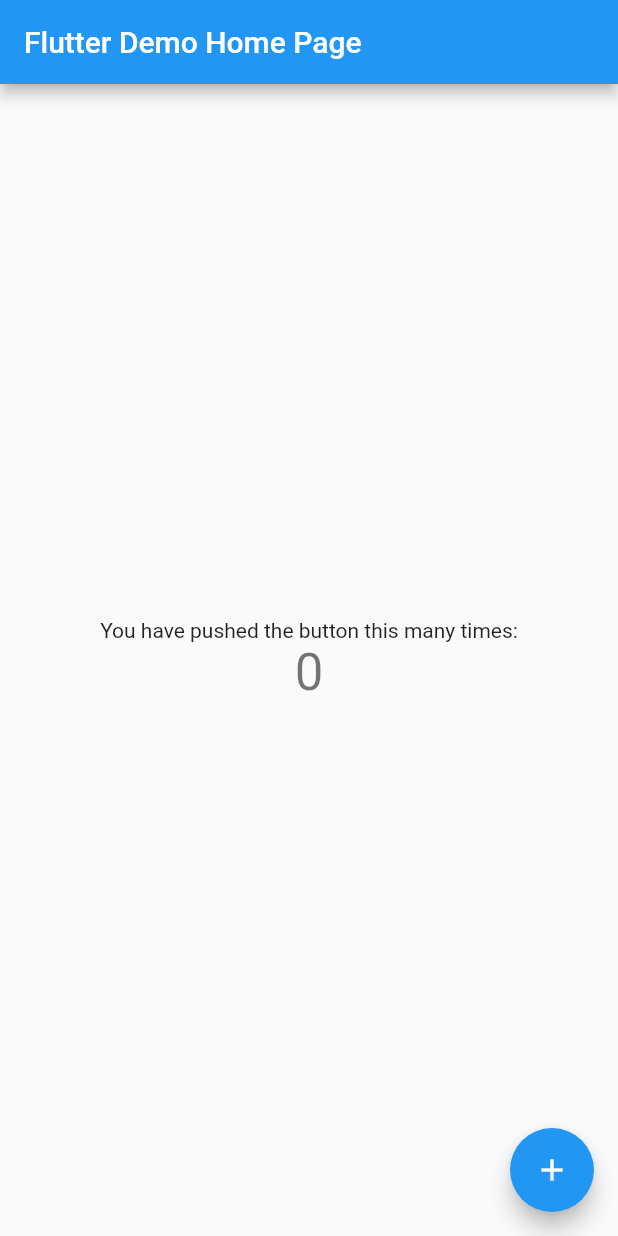
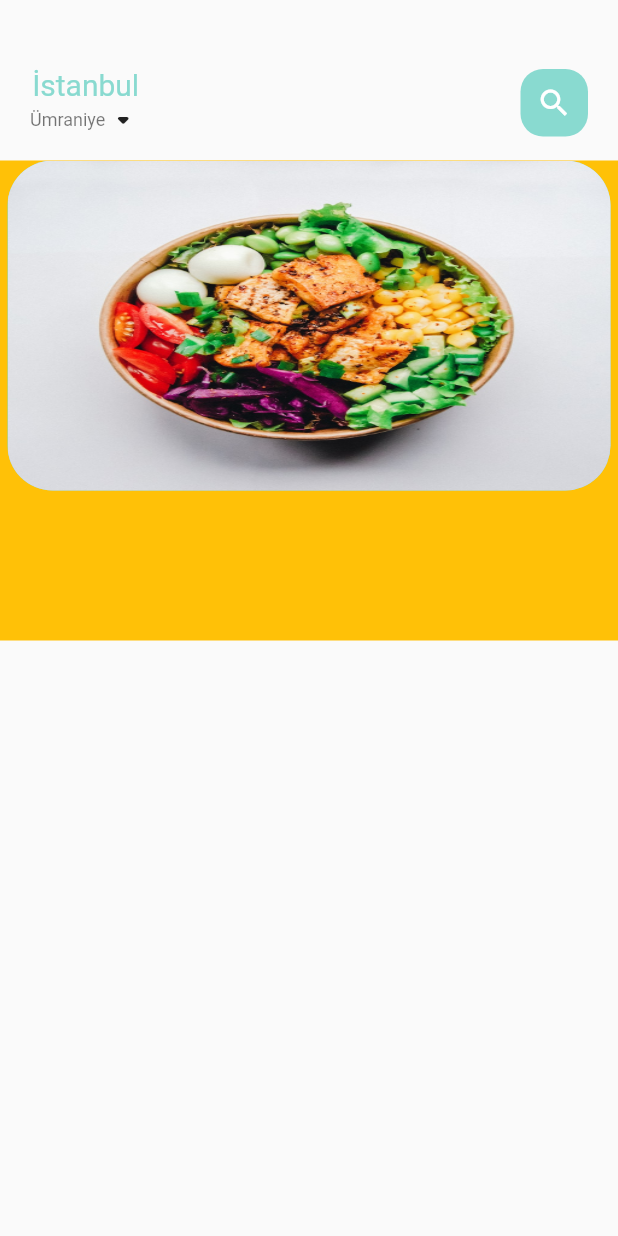
Before and after one commit to yvzmtl/food_delivery, a Flutter app: the screen it shows after launch, on a phone screen of 412 x 824 dp. Run offline on Flutter 3.47's test engine with Material 2 defaults, Android fonts, the light colour scheme and no system bars.

Commit message:
HomePage

```diff
--- /dev/null
+++ b/lib/home/food_page_body.dart
@@ -0,0 +1,42 @@
+import 'package:flutter/material.dart';
+import 'package:flutter/src/widgets/framework.dart';
+import 'package:flutter/src/widgets/placeholder.dart';
+
+class FoodPageBody extends StatefulWidget {
+  const FoodPageBody({super.key});
+
+  @override
+  State<FoodPageBody> createState() => _FoodPageBodyState();
+}
+
+class _FoodPageBodyState extends State<FoodPageBody> {
+  @override
+  Widget build(BuildContext context) {
+    return Container(
+      color: Colors.amber,
+      height: 320,
+      child: PageView.builder(
+          itemCount: 5,
+          itemBuilder: (context, position) {
+            return _buildPageItem(position);
+          }),
+    );
+  }
+
+  Widget _buildPageItem(int position) {
+    return Stack(
+      children: [
+        Container(
+          height: 220,
+          margin: EdgeInsets.only(left: 5, right: 5),
+          decoration: BoxDecoration(
+            borderRadius: BorderRadius.circular(30),
+            color: position.isEven ? Color(0xFF89dad0) : Color(0xFF5445b2),
+            image: DecorationImage(
+                image: AssetImage("assets/image/food0.png"), fit: BoxFit.fill),
+          ),
+        ),
+      ],
+    );
+  }
+}
--- /dev/null
+++ b/lib/home/main_food_page.dart
@@ -0,0 +1,66 @@
+import 'package:flutter/material.dart';
+import 'package:flutter_food_delivery/home/food_page_body.dart';
+import 'package:flutter_food_delivery/utils/colors.dart';
+import 'package:flutter_food_delivery/widgets/big_text.dart';
+import 'package:flutter_food_delivery/widgets/small_text.dart';
+
+class MainFoodPage extends StatefulWidget {
+  const MainFoodPage({super.key});
+
+  @override
+  State<MainFoodPage> createState() => _MainFoodPageState();
+}
+
+class _MainFoodPageState extends State<MainFoodPage> {
+  @override
+  Widget build(BuildContext context) {
+    return Scaffold(
+        body: Column(
+      children: [
+        Container(
+          child: Container(
+            margin: EdgeInsets.only(top: 45, bottom: 15),
+            padding: EdgeInsets.only(left: 20, right: 20),
+            child: Row(
+              mainAxisAlignment: MainAxisAlignment.spaceBetween,
+              children: [
+                Column(
+                  children: [
+                    BigText(
+                      text: "İstanbul",
+                      color: AppColors.mainColor,
+                    ),
+                    Row(
+                      children: [
+                        SmallText(
+                          text: "Ümraniye",
+                          color: Colors.black54,
+                        ),
+                        Icon(Icons.arrow_drop_down_rounded),
+                      ],
+                    ),
+                  ],
+                ),
+                Center(
+                  child: Container(
+                    width: 45,
+                    height: 45,
+                    child: Icon(
+                      Icons.search,
+                      color: Colors.white,
+                    ),
+                    decoration: BoxDecoration(
+                      borderRadius: BorderRadius.circular(15),
+                      color: AppColors.mainColor,
+                    ),
+                  ),
+                )
+              ],
+            ),
+          ),
+        ),
+        FoodPageBody(),
+      ],
+    ));
+  }
+}
--- a/lib/main.dart
+++ b/lib/main.dart
@@ -1,4 +1,5 @@
 import 'package:flutter/material.dart';
+import 'package:flutter_food_delivery/home/main_food_page.dart';
 
 void main() {
   runApp(const MyApp());
@@ -11,105 +12,12 @@
   @override
   Widget build(BuildContext context) {
     return MaterialApp(
-      title: 'Flutter Demo',
-      theme: ThemeData(
-        // This is the theme of your application.
-        //
-        // Try running your application with "flutter run". You'll see the
-        // application has a blue toolbar. Then, without quitting the app, try
-        // changing the primarySwatch below to Colors.green and then invoke
-        // "hot reload" (press "r" in the console where you ran "flutter run",
-        // or simply save your changes to "hot reload" in a Flutter IDE).
-        // Notice that the counter didn't reset back to zero; the application
-        // is not restarted.
+      debugShowCheckedModeBanner: false,
+      // title: 'Flutter Demo',
+      /*  theme: ThemeData(
         primarySwatch: Colors.blue,
-      ),
-      home: const MyHomePage(title: 'Flutter Demo Home Page'),
+      ), */
+      home: MainFoodPage(),
     );
   }
 }
-
-class MyHomePage extends StatefulWidget {
-  const MyHomePage({super.key, required this.title});
-
-  // This widget is the home page of your application. It is stateful, meaning
-  // that it has a State object (defined below) that contains fields that affect
-  // how it looks.
-
-  // This class is the configuration for the state. It holds the values (in this
-  // case the title) provided by the parent (in this case the App widget) and
-  // used by the build method of the State. Fields in a Widget subclass are
-  // always marked "final".
-
-  final String title;
-
-  @override
-  State<MyHomePage> createState() => _MyHomePageState();
-}
-
-class _MyHomePageState extends State<MyHomePage> {
-  int _counter = 0;
-
-  void _incrementCounter() {
-    setState(() {
-      // This call to setState tells the Flutter framework that something has
-      // changed in this State, which causes it to rerun the build method below
-      // so that the display can reflect the updated values. If we changed
-      // _counter without calling setState(), then the build method would not be
-      // called again, and so nothing would appear to happen.
-      _counter++;
-    });
-  }
-
-  @override
-  Widget build(BuildContext context) {
-    // This method is rerun every time setState is called, for instance as done
-    // by the _incrementCounter method above.
-    //
-    // The Flutter framework has been optimized to make rerunning build methods
-    // fast, so that you can just rebuild anything that needs updating rather
-    // than having to individually change instances of widgets.
-    return Scaffold(
-      appBar: AppBar(
-        // Here we take the value from the MyHomePage object that was created by
-        // the App.build method, and use it to set our appbar title.
-        title: Text(widget.title),
-      ),
-      body: Center(
-        // Center is a layout widget. It takes a single child and positions it
-        // in the middle of the parent.
-        child: Column(
-          // Column is also a layout widget. It takes a list of children and
-          // arranges them vertically. By default, it sizes itself to fit its
-          // children horizontally, and tries to be as tall as its parent.
-          //
-          // Invoke "debug painting" (press "p" in the console, choose the
-          // "Toggle Debug Paint" action from the Flutter Inspector in Android
-          // Studio, or the "Toggle Debug Paint" command in Visual Studio Code)
-          // to see the wireframe for each widget.
-          //
-          // Column has various properties to control how it sizes itself and
-          // how it positions its children. Here we use mainAxisAlignment to
-          // center the children vertically; the main axis here is the vertical
-          // axis because Columns are vertical (the cross axis would be
-          // horizontal).
-          mainAxisAlignment: MainAxisAlignment.center,
-          children: <Widget>[
-            const Text(
-              'You have pushed the button this many times:',
-            ),
-            Text(
-              '$_counter',
-              style: Theme.of(context).textTheme.headlineMedium,
-            ),
-          ],
-        ),
-      ),
-      floatingActionButton: FloatingActionButton(
-        onPressed: _incrementCounter,
-        tooltip: 'Increment',
-        child: const Icon(Icons.add),
-      ), // This trailing comma makes auto-formatting nicer for build methods.
-    );
-  }
-}
--- /dev/null
+++ b/lib/utils/colors.dart
@@ -0,0 +1,16 @@
+import 'dart:ui';
+
+class AppColors {
+  static final Color textColor = const Color(0xFFccc7c5);
+  static final Color mainColor = const Color(0xFF89dad0);
+  //static final Color mainColor = const Color(0xFFfa7552);
+  static final Color iconColor1 = const Color(0xFFffd28d);
+  static final Color iconColor2 = const Color(0xFFfcab88);
+  static final Color paraColor = const Color(0xFF8f837f);
+  static final Color buttonBackgroundColor = const Color(0xFFf7f6f4);
+  static final Color signColor = const Color(0xFFa9a29f);
+  static final Color titleColor = const Color(0xFF5c524f);
+  static final Color mainBlackColor = const Color(0xFF332d2b);
+  //static final Color yellowColor = const Color(0xFFfa7552);
+  static final Color yellowColor = const Color(0xFFffd379);
+}
--- /dev/null
+++ b/lib/widgets/big_text.dart
@@ -0,0 +1,29 @@
+import 'package:flutter/material.dart';
+
+class BigText extends StatelessWidget {
+  Color? color;
+  final String text;
+  double size;
+  TextOverflow overFlow;
+
+  BigText(
+      {super.key,
+      this.color = const Color(0xFF332d2b),
+      required this.text,
+      this.size = 20,
+      this.overFlow = TextOverflow.ellipsis});
+
+  @override
+  Widget build(BuildContext context) {
+    return Text(
+      text,
+      maxLines: 1,
+      overflow: overFlow,
+      style: TextStyle(
+          fontFamily: 'Roboto',
+          color: color,
+          fontSize: size,
+          fontWeight: FontWeight.w400),
+    );
+  }
+}
--- /dev/null
+++ b/lib/widgets/small_text.dart
@@ -0,0 +1,28 @@
+import 'package:flutter/material.dart';
+
+class SmallText extends StatelessWidget {
+  Color? color;
+  final String text;
+  double size;
+  double height;
+
+  SmallText(
+      {super.key,
+      this.color = const Color(0xFFccc7c5),
+      required this.text,
+      this.size = 12,
+      this.height = 1.2});
+
+  @override
+  Widget build(BuildContext context) {
+    return Text(
+      text,
+      style: TextStyle(
+        fontFamily: 'Roboto',
+        color: color,
+        fontSize: size,
+        height: height,
+      ),
+    );
+  }
+}
```
Also changed, not shown: pubspec.yaml (+13 -19 lines), assets/font/Roboto-Black.ttf (added), assets/font/Roboto-Bold.ttf (added), assets/font/Roboto-Medium.ttf (added), assets/font/Roboto-Regular.ttf (added), assets/image/food0.png (added), assets/image/food1.png (added), assets/image/food2.png (added), assets/image/food3.png (added), assets/image/food4.png (added), assets/image/food5.png (added).
